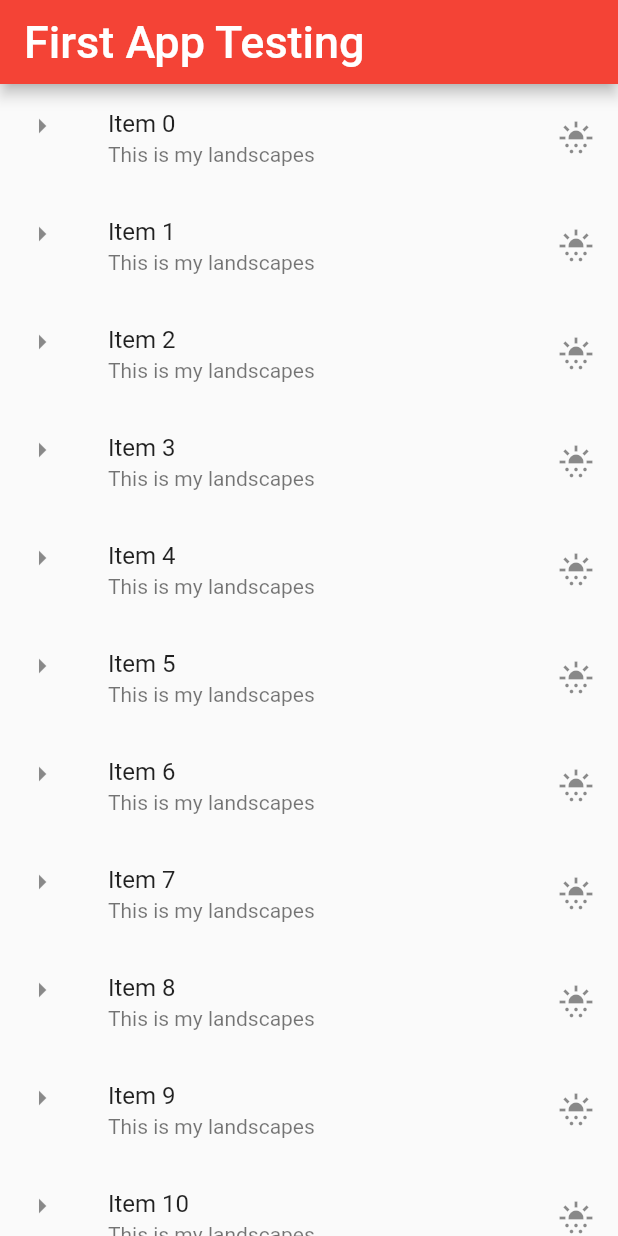
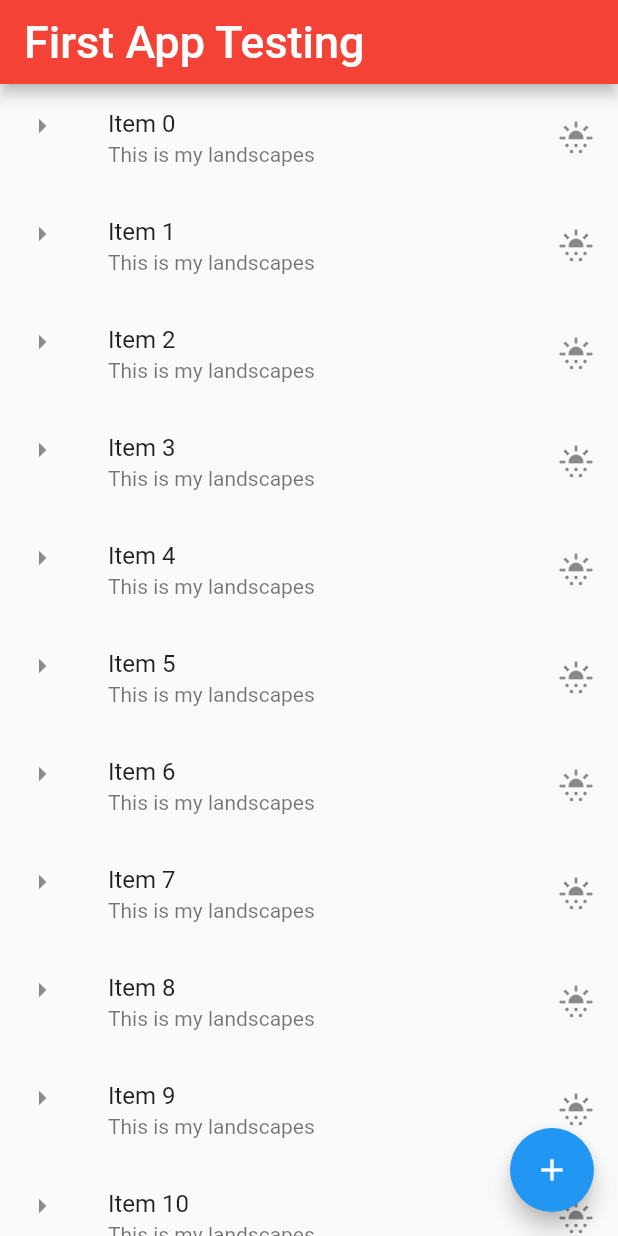
Before and after one commit to xeeshansami/Flutter, a Flutter app: the screen it shows after launch, on a phone screen of 412 x 824 dp. Run offline on Flutter 3.47's test engine with Material 2 defaults, Android fonts, the phone set to English and light mode, and no system bars; project files that could hold a hidden picture were left out.

Commit message:
floating and sncakbar

```diff
--- a/lib/app_screens/first_screen.dart
+++ b/lib/app_screens/first_screen.dart
@@ -84,7 +84,6 @@ class FirstScreen extends StatelessWidget {
                 ),
                 const imagePicker(),
                 const myButton(),
-
               ],
             )));
   }
@@ -154,3 +153,26 @@ class myButton extends StatelessWidget {
         context: context, builder: (BuildContext context) => alertDialog);
   }
 }
+
+class floatingButton extends StatelessWidget {
+  @override
+  Widget build(BuildContext context) {
+    return FloatingActionButton(
+        onPressed: () {
+          snackBar(context, "this is my text");
+        },
+        child: Icon(Icons.add),
+        tooltip: "Add more items");
+  }
+
+  void snackBar(BuildContext context, String text) {
+    var snackbar = SnackBar(
+      content: Text(text),
+      action: SnackBarAction(
+        label: "UNDO",
+        onPressed: () => {debugPrint("UNDO Text")},
+      ),
+    );
+    ScaffoldMessenger.of(context).showSnackBar(snackbar);
+  }
+}
--- a/lib/main.dart
+++ b/lib/main.dart
@@ -1,4 +1,3 @@
-
 import 'dart:math';
 
 import 'package:flutter/material.dart';
@@ -21,7 +20,9 @@ class MyFlutterApp extends StatelessWidget {
                 style: TextStyle(color: Colors.white, fontSize: 30.0)),
             backgroundColor: Colors.red,
           ),
-            body: getListView()));
+          body: Container(child: getListView()),
+          floatingActionButton: floatingButton(),
+        ));
   }
 
   List<String> getList() {
@@ -29,13 +30,13 @@ class MyFlutterApp extends StatelessWidget {
   }
 
   Widget getListView() {
-    return ListView.builder(itemBuilder: (context,index){
+    return ListView.builder(itemBuilder: (context, index) {
       return ListTile(
           leading: const Icon(Icons.arrow_right),
           title: Text("Item $index"),
           subtitle: const Text("This is my landscapes"),
           trailing: const Icon(Icons.sunny_snowing),
-          onTap: () => alertMe(context,"Item $index"));
+          onTap: () => alertMe(context, "Item $index"));
     });
 
     var listView = ListView(
@@ -56,15 +57,19 @@ class MyFlutterApp extends StatelessWidget {
     );
     return listView;
   }
+
   int luckyNumber() {
     var random = Random();
     int luckyNumber = random.nextInt(10);
     return luckyNumber;
   }
+
   void alertMe(BuildContext context, String text) {
-    var alertDialog =  AlertDialog(
-        title:  Text(text), content: const Text("assayed"));
+    var alertDialog =
+        AlertDialog(title: Text(text), content: const Text("assayed"));
     showDialog(
         context: context, builder: (BuildContext context) => alertDialog);
   }
+
+
 }
```
Also changed, not shown: pubspec.yaml (+5 -5 lines), pubspec.lock. Lines whose indentation alone changed are shown as unchanged.
